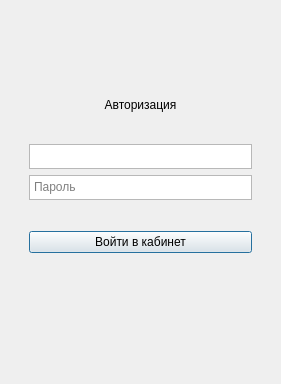
Qt form ui/AutorizationDialog.ui (lilKOZACHKA/CleaningApp) before a commit.
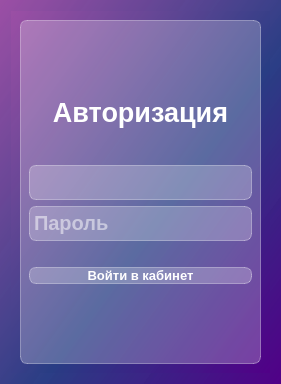
The same form after that commit.

```diff
--- a/ui/AutorizationDialog.ui
+++ b/ui/AutorizationDialog.ui
@@ -13,6 +13,9 @@
   <property name="windowTitle">
    <string>Авторизация</string>
   </property>
+  <property name="styleSheet">
+   <string notr="true">background-color:qlineargradient(spread:pad, x1:1, y1:1, x2:0, y2:0, stop:0 rgba(81, 0, 135, 255), stop:0.427447 rgba(41, 61, 132, 235), stop:1 rgba(155, 79, 165, 255));</string>
+  </property>
   <layout class="QGridLayout" name="gridLayout">
    <item row="0" column="0">
     <widget class="QWidget" name="widget" native="true">
@@ -32,6 +35,12 @@
       </item>
       <item row="0" column="1" rowspan="2">
        <widget class="QWidget" name="widget_2" native="true">
+        <property name="styleSheet">
+         <string notr="true">background-color: rgba(255, 255, 255, 60);
+border: 1px solid  rgba(255, 255, 255, 90);
+border-radius: 7px;
+</string>
+        </property>
         <layout class="QVBoxLayout" name="verticalLayout_2">
          <item>
           <spacer name="verticalSpacer_3">
@@ -57,6 +66,13 @@
              <height>30</height>
             </size>
            </property>
+           <property name="styleSheet">
+            <string notr="true">color: white;
+font-weight: bold;
+font-size: 20pt;
+border: none;
+background: none;</string>
+           </property>
            <property name="text">
             <string>Авторизация</string>
            </property>
@@ -83,12 +99,32 @@
          </item>
          <item>
           <widget class="QPlainTextEdit" name="login_input">
+           <property name="minimumSize">
+            <size>
+             <width>0</width>
+             <height>35</height>
+            </size>
+           </property>
            <property name="maximumSize">
             <size>
              <width>400</width>
              <height>25</height>
             </size>
            </property>
+           <property name="styleSheet">
+            <string notr="true">background-color: rgba(255, 255, 255, 60);
+border: 1px solid  rgba(255, 255, 255, 90);
+
+color: white;
+font-weight: bold;
+font-size: 15pt;</string>
+           </property>
+           <property name="verticalScrollBarPolicy">
+            <enum>Qt::ScrollBarAlwaysOff</enum>
+           </property>
+           <property name="horizontalScrollBarPolicy">
+            <enum>Qt::ScrollBarAlwaysOff</enum>
+           </property>
            <property name="plainText">
             <string/>
            </property>
@@ -102,12 +138,32 @@
          </item>
          <item>
           <widget class="QPlainTextEdit" name="password_input">
+           <property name="minimumSize">
+            <size>
+             <width>0</width>
+             <height>35</height>
+            </size>
+           </property>
            <property name="maximumSize">
             <size>
              <width>400</width>
              <height>25</height>
             </size>
            </property>
+           <property name="styleSheet">
+            <string notr="true">background-color: rgba(255, 255, 255, 60);
+border: 1px solid  rgba(255, 255, 255, 90);
+
+color: white;
+font-weight: bold;
+font-size: 15pt;</string>
+           </property>
+           <property name="verticalScrollBarPolicy">
+            <enum>Qt::ScrollBarAlwaysOff</enum>
+           </property>
+           <property name="horizontalScrollBarPolicy">
+            <enum>Qt::ScrollBarAlwaysOff</enum>
+           </property>
            <property name="overwriteMode">
             <bool>true</bool>
            </property>
@@ -134,6 +190,12 @@
          </item>
          <item>
           <widget class="QPushButton" name="login_button">
+           <property name="styleSheet">
+            <string notr="true">color: white;
+font-weight: bold;
+font-size: 10pt;
+border-radius: 7px;</string>
+           </property>
            <property name="text">
             <string>Войти в кабинет</string>
            </property>
```
Left out of the diff: 3 changed lines with no effect on the pictures.
